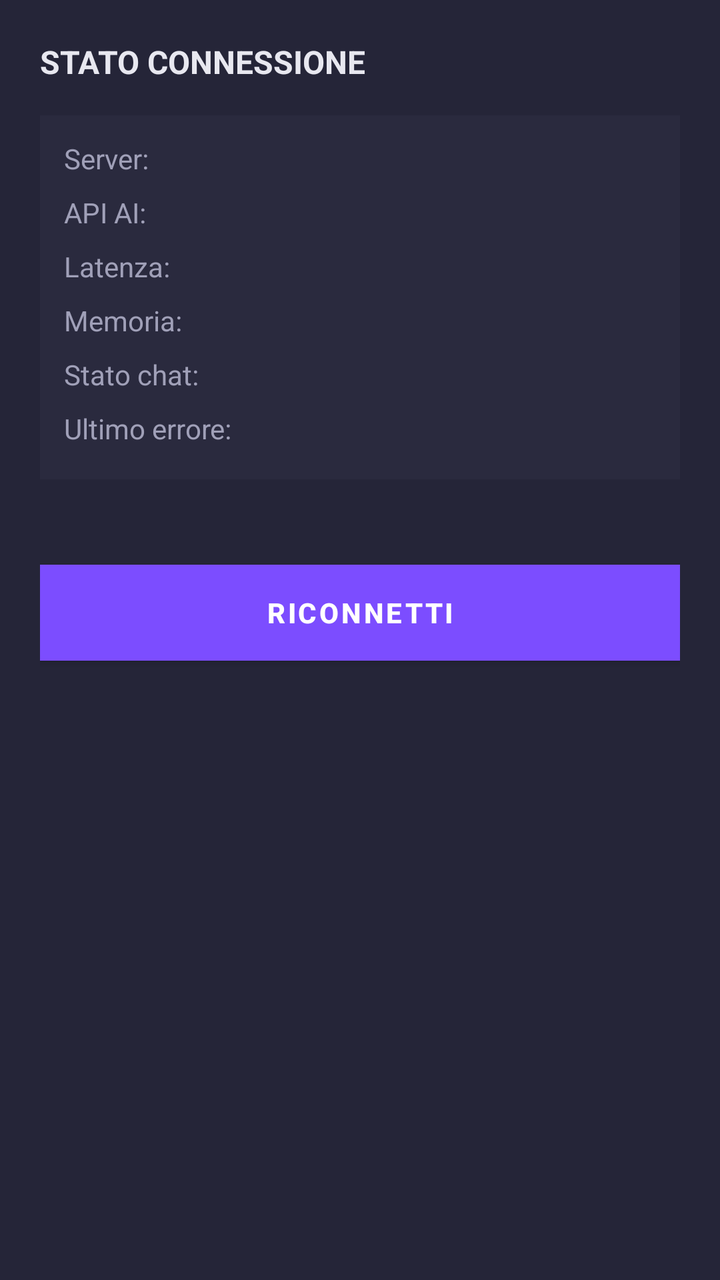
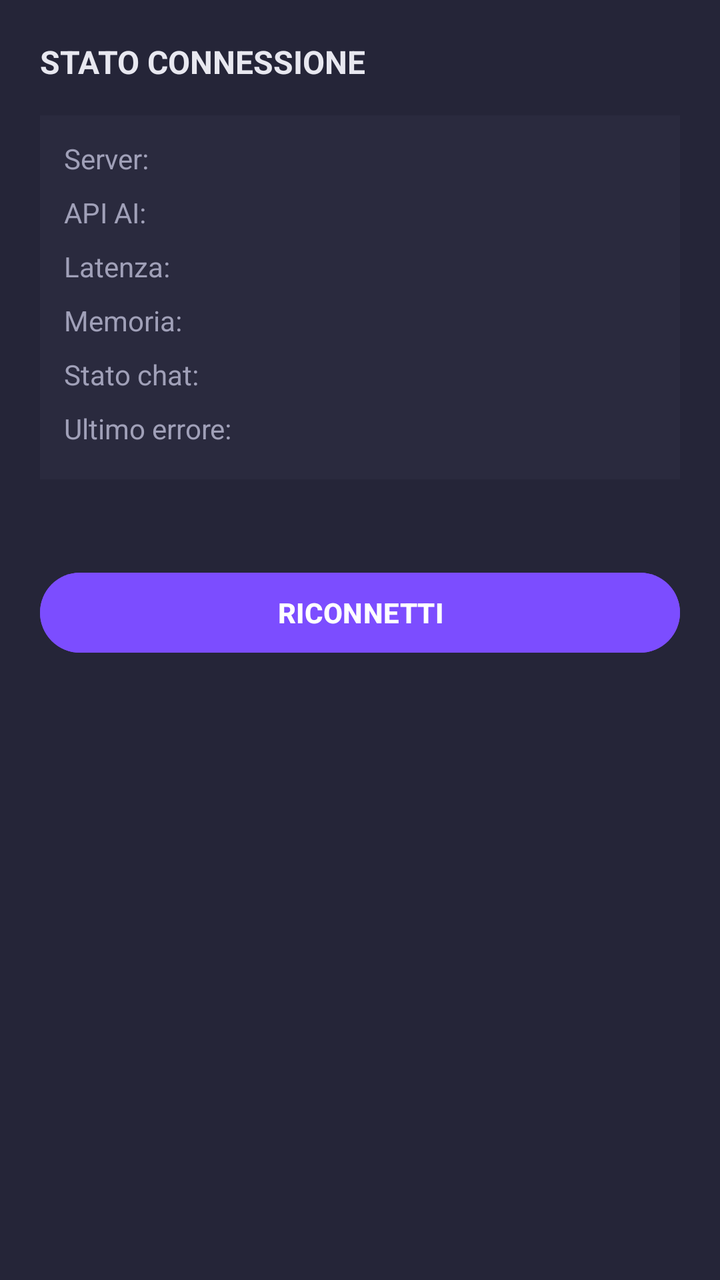

Two renders of the same Android screen: before a commit and after it. Below are the layout's source before the change and the commit's diff.
<!-- AndroidManifest.xml: application theme AppTheme -->
<!-- res/layout/dialog_connection_status.xml -->
<?xml version="1.0" encoding="utf-8"?>
<LinearLayout xmlns:android="http://schemas.android.com/apk/res/android"
    android:layout_width="320dp"
    android:layout_height="wrap_content"
    android:orientation="vertical"
    android:padding="20dp"
    android:background="@color/surface_card">

    <TextView
        android:layout_width="wrap_content"
        android:layout_height="wrap_content"
        android:text="STATO CONNESSIONE"
        android:textSize="16sp"
        android:textStyle="bold"
        android:textColor="@color/on_surface"
        android:layout_marginBottom="16dp"/>

    <LinearLayout
        android:layout_width="match_parent"
        android:layout_height="wrap_content"
        android:orientation="vertical"
        android:background="@color/surface_container"
        android:padding="12dp"
        android:layout_marginBottom="12dp">

        <LinearLayout
            android:layout_width="match_parent"
            android:layout_height="wrap_content"
            android:orientation="horizontal"
            android:layout_marginBottom="8dp">
            <TextView
                android:layout_width="0dp"
                android:layout_height="wrap_content"
                android:layout_weight="1"
                android:text="Server:"
                android:textColor="@color/on_surface_variant"
                android:textSize="14sp"/>
            <TextView
                android:id="@+id/status_server"
                android:layout_width="wrap_content"
                android:layout_height="wrap_content"
                android:textSize="14sp"
                android:textStyle="bold"/>
        </LinearLayout>

        <LinearLayout
            android:layout_width="match_parent"
            android:layout_height="wrap_content"
            android:orientation="horizontal"
            android:layout_marginBottom="8dp">
            <TextView
                android:layout_width="0dp"
                android:layout_height="wrap_content"
                android:layout_weight="1"
                android:text="API AI:"
                android:textColor="@color/on_surface_variant"
                android:textSize="14sp"/>
            <TextView
                android:id="@+id/status_api"
                android:layout_width="wrap_content"
                android:layout_height="wrap_content"
                android:textSize="14sp"
                android:textStyle="bold"/>
        </LinearLayout>

        <LinearLayout
            android:layout_width="match_parent"
            android:layout_height="wrap_content"
            android:orientation="horizontal"
            android:layout_marginBottom="8dp">
            <TextView
                android:layout_width="0dp"
                android:layout_height="wrap_content"
                android:layout_weight="1"
                android:text="Latenza:"
                android:textColor="@color/on_surface_variant"
                android:textSize="14sp"/>
            <TextView
                android:id="@+id/status_latency"
                android:layout_width="wrap_content"
                android:layout_height="wrap_content"
                android:textColor="@color/on_surface"
                android:textSize="14sp"/>
        </LinearLayout>

        <LinearLayout
            android:layout_width="match_parent"
            android:layout_height="wrap_content"
            android:orientation="horizontal"
            android:layout_marginBottom="8dp">
            <TextView
                android:layout_width="0dp"
                android:layout_height="wrap_content"
                android:layout_weight="1"
                android:text="Memoria:"
                android:textColor="@color/on_surface_variant"
                android:textSize="14sp"/>
            <TextView
                android:id="@+id/status_memory"
                android:layout_width="wrap_content"
                android:layout_height="wrap_content"
                android:textSize="14sp"
                android:textStyle="bold"/>
        </LinearLayout>

        <LinearLayout
            android:layout_width="match_parent"
            android:layout_height="wrap_content"
            android:orientation="horizontal"
            android:layout_marginBottom="8dp">
            <TextView
                android:layout_width="0dp"
                android:layout_height="wrap_content"
                android:layout_weight="1"
                android:text="Stato chat:"
                android:textColor="@color/on_surface_variant"
                android:textSize="14sp"/>
            <TextView
                android:id="@+id/status_chat"
                android:layout_width="wrap_content"
                android:layout_height="wrap_content"
                android:textSize="14sp"
                android:textStyle="bold"/>
        </LinearLayout>

        <LinearLayout
            android:layout_width="match_parent"
            android:layout_height="wrap_content"
            android:orientation="horizontal"
            android:layout_marginBottom="4dp">
            <TextView
                android:layout_width="0dp"
                android:layout_height="wrap_content"
                android:layout_weight="1"
                android:text="Ultimo errore:"
                android:textColor="@color/on_surface_variant"
                android:textSize="14sp"/>
            <TextView
                android:id="@+id/status_last_error"
                android:layout_width="wrap_content"
                android:layout_height="wrap_content"
                android:textColor="@color/error"
                android:textSize="12sp"
                android:maxWidth="180dp"
                android:ellipsize="end"
                android:singleLine="true"/>
        </LinearLayout>

    </LinearLayout>

    <TextView
        android:id="@+id/status_last_update"
        android:layout_width="match_parent"
        android:layout_height="wrap_content"
        android:textSize="11sp"
        android:textColor="@color/on_surface_dim"
        android:gravity="end"
        android:layout_marginBottom="16dp"/>

    <Button
        android:id="@+id/btn_reconnect"
        android:layout_width="match_parent"
        android:layout_height="48dp"
        android:text="RICONNETTI"
        android:textSize="14sp"
        android:textStyle="bold"
        android:textColor="#FFFFFF"
        android:background="@color/primary"
        android:gravity="center"/>

</LinearLayout>
<!-- resources referenced by this layout -->
<resources>
  <color name="error">#FF5252</color>
  <color name="on_surface">#E8E8F0</color>
  <color name="on_surface_dim">#6B6B80</color>
  <color name="on_surface_variant">#A0A0B8</color>
  <color name="primary">#7C4DFF</color>
  <color name="surface_card">#252538</color>
  <color name="surface_container">#2A2A3E</color>
  <style name="AppTheme" parent="Theme.MaterialComponents.DayNight.NoActionBar">
          <item name="colorPrimary">@color/primary</item>
          <item name="colorPrimaryDark">@color/primary_dark</item>
          <item name="colorAccent">@color/primary</item>
          <item name="colorOnPrimary">@color/on_primary</item>
          <item name="colorSurface">@color/surface</item>
          <item name="colorOnSurface">@color/on_surface</item>
          <item name="android:colorBackground">@color/background</item>
          <item name="android:windowBackground">@color/background</item>
          <item name="android:statusBarColor">@color/background_dark</item>
          <item name="android:navigationBarColor">@color/bottom_nav_bg</item>
          <item name="android:windowLightStatusBar">false</item>
      </style>
  <color name="primary_dark">#651FFF</color>
  <color name="on_primary">#FFFFFF</color>
  <color name="surface">#1E1E2E</color>
  <color name="background">#13131F</color>
  <color name="background_dark">#0D0D16</color>
  <color name="bottom_nav_bg">#1A1A2E</color>
</resources>

<!-- the commit's change to res/layout/dialog_connection_status.xml (unified diff, before → after) -->
@@ -1,5 +1,6 @@
 <?xml version="1.0" encoding="utf-8"?>
 <LinearLayout xmlns:android="http://schemas.android.com/apk/res/android"
+    xmlns:app="http://schemas.android.com/apk/res-auto"
     android:layout_width="320dp"
     android:layout_height="wrap_content"
     android:orientation="vertical"
@@ -157,15 +158,16 @@
         android:gravity="end"
         android:layout_marginBottom="16dp"/>
 
-    <Button
+    <com.google.android.material.button.MaterialButton
         android:id="@+id/btn_reconnect"
         android:layout_width="match_parent"
         android:layout_height="48dp"
         android:text="RICONNETTI"
         android:textSize="14sp"
         android:textStyle="bold"
-        android:textColor="#FFFFFF"
-        android:background="@color/primary"
-        android:gravity="center"/>
+        android:textColor="@color/on_primary"
+        android:backgroundTint="@color/primary"
+        android:textAllCaps="false"
+        app:cornerRadius="22dp"/>
 
 </LinearLayout>
<!-- resource entries referenced after the edit -->
@@ -7,24 +7,38 @@
   <color name="primary">#7C4DFF</color>
   <color name="surface_card">#252538</color>
   <color name="surface_container">#2A2A3E</color>
-  <style name="AppTheme" parent="Theme.MaterialComponents.DayNight.NoActionBar">
+  <style name="AppTheme" parent="Theme.Material3.Dark.NoActionBar">
           <item name="colorPrimary">@color/primary</item>
-          <item name="colorPrimaryDark">@color/primary_dark</item>
-          <item name="colorAccent">@color/primary</item>
           <item name="colorOnPrimary">@color/on_primary</item>
+          <item name="colorPrimaryContainer">@color/primary_dark</item>
+          <item name="colorOnPrimaryContainer">@color/on_primary</item>
+          <item name="colorSecondary">@color/secondary</item>
+          <item name="colorTertiary">@color/tertiary</item>
           <item name="colorSurface">@color/surface</item>
           <item name="colorOnSurface">@color/on_surface</item>
+          <item name="colorSurfaceVariant">@color/surface_variant</item>
+          <item name="colorOnSurfaceVariant">@color/on_surface_variant</item>
+          <item name="colorSurfaceContainer">@color/surface_container</item>
           <item name="android:colorBackground">@color/background</item>
           <item name="android:windowBackground">@color/background</item>
           <item name="android:statusBarColor">@color/background_dark</item>
           <item name="android:navigationBarColor">@color/bottom_nav_bg</item>
           <item name="android:windowLightStatusBar">false</item>
+          <item name="colorError">@color/error</item>
+          <item name="colorOnError">@color/on_primary</item>
+          <item name="colorErrorContainer">@color/error_container</item>
+          <item name="colorOutline">@color/outline</item>
       </style>
   <color name="primary_dark">#651FFF</color>
+  <color name="secondary">#03DAC6</color>
+  <color name="tertiary">#FF6E40</color>
   <color name="on_primary">#FFFFFF</color>
   <color name="surface">#1E1E2E</color>
+  <color name="surface_variant">#3A3A4E</color>
   <color name="background">#13131F</color>
   <color name="background_dark">#0D0D16</color>
   <color name="bottom_nav_bg">#1A1A2E</color>
+  <color name="error_container">#3E1A1A</color>
+  <color name="outline">#3A3A4E</color>
 </resources>
 
